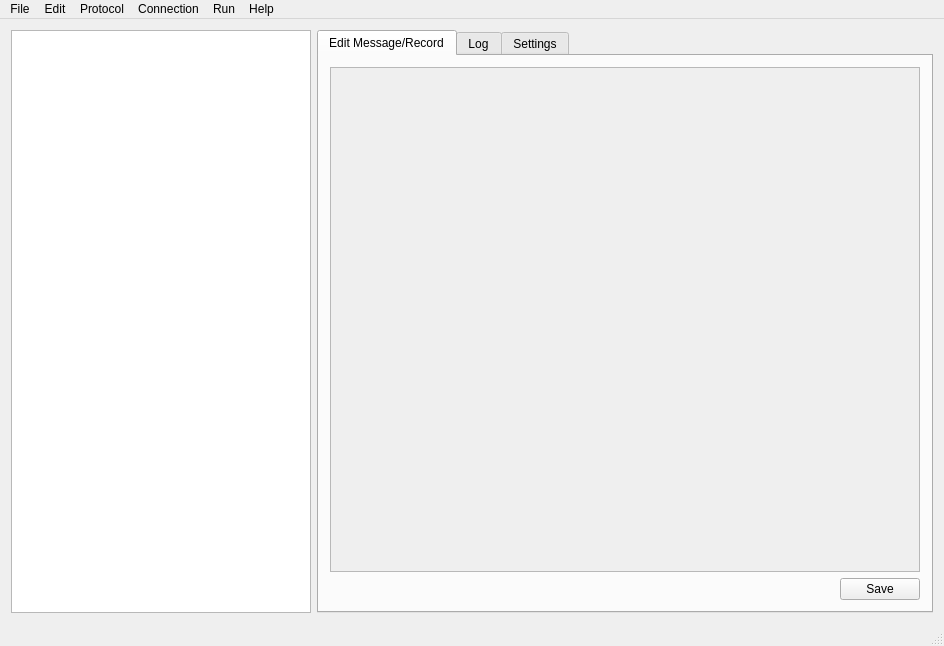
Above: src/culistgui.ui from vheinitz/culist before the change. Below: the same form after it.
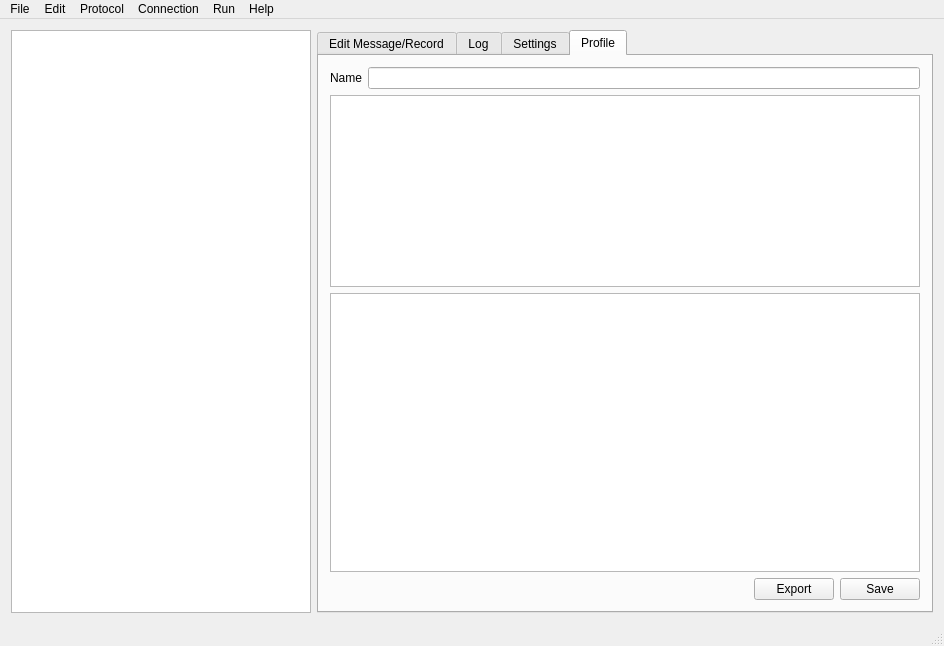
That is the form after the change. Icons and pictures are not drawn.

Commit message: Working on record profiles. ongoing...

```diff
--- a/src/culistgui.ui
+++ b/src/culistgui.ui
@@ -49,7 +49,7 @@
     <item>
      <widget class="QTabWidget" name="twTabs">
       <property name="currentIndex">
-       <number>0</number>
+       <number>3</number>
       </property>
       <widget class="QWidget" name="tMessageEdit">
        <attribute name="title">
@@ -462,6 +462,120 @@
         </item>
        </layout>
       </widget>
+      <widget class="QWidget" name="tProfile">
+       <attribute name="title">
+        <string>Profile</string>
+       </attribute>
+       <layout class="QVBoxLayout" name="verticalLayout_7">
+        <item>
+         <layout class="QHBoxLayout" name="horizontalLayout_11">
+          <item>
+           <widget class="QLabel" name="label">
+            <property name="text">
+             <string>Name</string>
+            </property>
+           </widget>
+          </item>
+          <item>
+           <widget class="QLineEdit" name="eProfileName"/>
+          </item>
+         </layout>
+        </item>
+        <item>
+         <widget class="QTableView" name="lvProfileRecords">
+          <property name="sizePolicy">
+           <sizepolicy hsizetype="Expanding" vsizetype="Minimum">
+            <horstretch>0</horstretch>
+            <verstretch>0</verstretch>
+           </sizepolicy>
+          </property>
+          <property name="minimumSize">
+           <size>
+            <width>0</width>
+            <height>150</height>
+           </size>
+          </property>
+          <property name="alternatingRowColors">
+           <bool>true</bool>
+          </property>
+          <property name="selectionBehavior">
+           <enum>QAbstractItemView::SelectRows</enum>
+          </property>
+          <attribute name="horizontalHeaderStretchLastSection">
+           <bool>true</bool>
+          </attribute>
+          <attribute name="verticalHeaderVisible">
+           <bool>false</bool>
+          </attribute>
+          <attribute name="verticalHeaderDefaultSectionSize">
+           <number>15</number>
+          </attribute>
+          <attribute name="verticalHeaderMinimumSectionSize">
+           <number>15</number>
+          </attribute>
+         </widget>
+        </item>
+        <item>
+         <widget class="QTreeView" name="tvProfileFields">
+          <property name="minimumSize">
+           <size>
+            <width>0</width>
+            <height>200</height>
+           </size>
+          </property>
+          <property name="alternatingRowColors">
+           <bool>true</bool>
+          </property>
+          <property name="textElideMode">
+           <enum>Qt::ElideNone</enum>
+          </property>
+          <property name="autoExpandDelay">
+           <number>100</number>
+          </property>
+          <property name="rootIsDecorated">
+           <bool>false</bool>
+          </property>
+          <property name="animated">
+           <bool>true</bool>
+          </property>
+          <attribute name="headerHighlightSections">
+           <bool>true</bool>
+          </attribute>
+         </widget>
+        </item>
+        <item>
+         <layout class="QHBoxLayout" name="horizontalLayout_10">
+          <item>
+           <spacer name="horizontalSpacer_9">
+            <property name="orientation">
+             <enum>Qt::Horizontal</enum>
+            </property>
+            <property name="sizeHint" stdset="0">
+             <size>
+              <width>40</width>
+              <height>20</height>
+             </size>
+            </property>
+           </spacer>
+          </item>
+          <item>
+           <widget class="QPushButton" name="bExportProfile">
+            <property name="text">
+             <string>Export</string>
+            </property>
+           </widget>
+          </item>
+          <item>
+           <widget class="QPushButton" name="bSaveProfile">
+            <property name="text">
+             <string>Save</string>
+            </property>
+           </widget>
+          </item>
+         </layout>
+        </item>
+       </layout>
+      </widget>
      </widget>
     </item>
    </layout>
```
Left out of the diff: 28 changed lines with no effect on the pictures. The commit also changes 4 other files.
